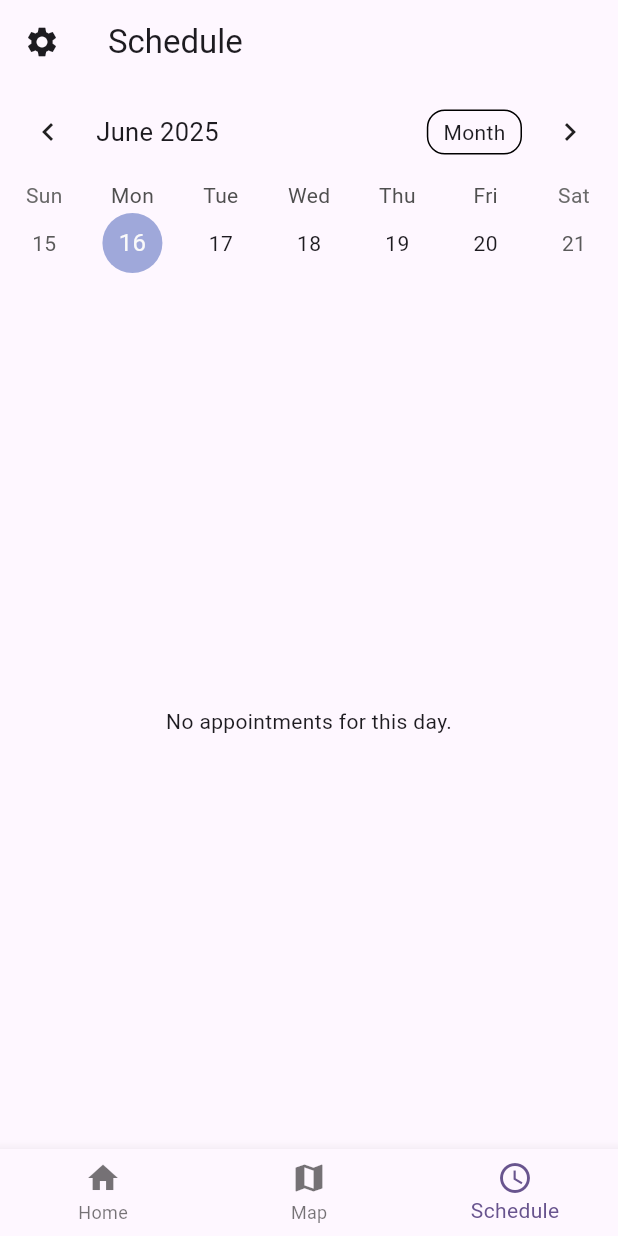
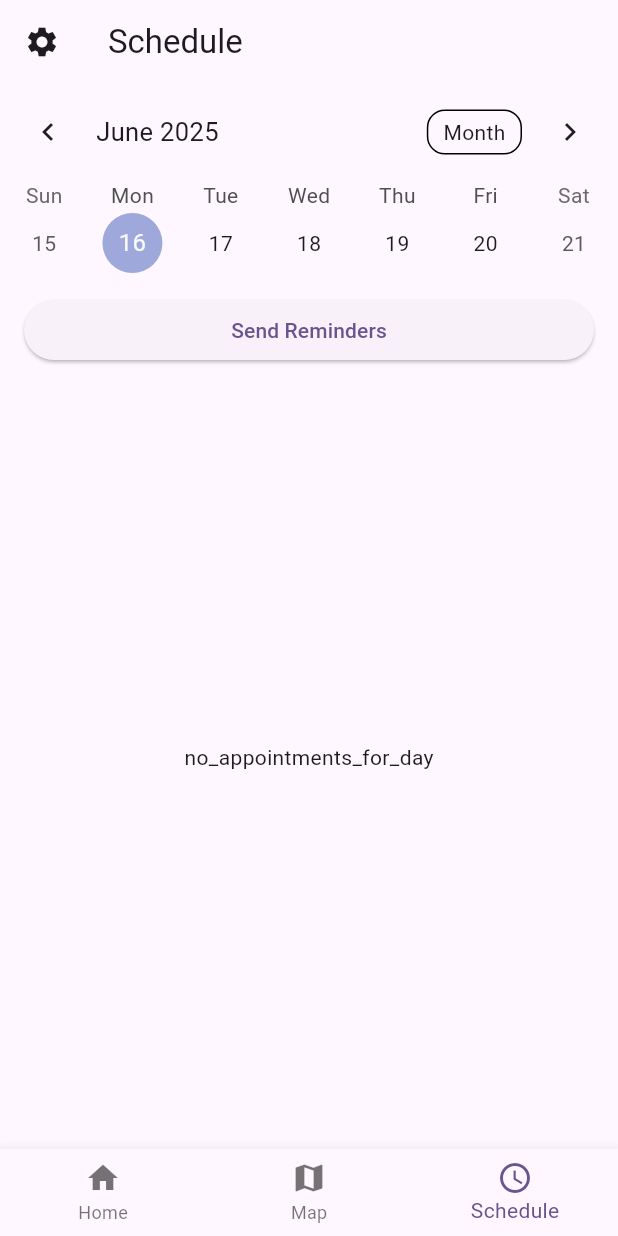
Before and after one commit to amit1339/noamapp, a Flutter app: the MyHomePage screen opened directly, item 3 of the bottom bar chosen, on a phone screen of 412 x 824 dp. Run offline on Flutter 3.47's test engine with Material 3 defaults, Android fonts, the phone set to English and light mode, and no system bars; drawn by our look-alikes of table_calendar; our stand-ins replace cloud_firestore, firebase_auth, firebase_core, google_maps_flutter; accounts and stored records are empty.

Commit message:
middle of translation

```diff
--- a/lib/main.dart
+++ b/lib/main.dart
@@ -48,7 +48,7 @@ class _MyHomePageState extends State<MyHomePage> {
     SchedulePage(),
   ];
 
-  final List<String> _titles = ['Home', 'Map', 'Schedule'];
+  final List<String> _titles = [Translations.text('home'), Translations.text('map'), Translations.text('schedule')];
 
   void _onItemTapped(int index) {
     setState(() {
--- a/lib/schedule_page.dart
+++ b/lib/schedule_page.dart
@@ -3,6 +3,7 @@ import 'package:cloud_firestore/cloud_firestore.dart';
 import 'package:table_calendar/table_calendar.dart';
 import 'customer.dart';
 import 'customer_dialog.dart';
+import 'translations.dart'; // Add this import
 
 class SchedulePage extends StatefulWidget {
   const SchedulePage({super.key});
@@ -49,6 +50,33 @@ class _SchedulePageState extends State<SchedulePage> {
     return _appointments[date] ?? [];
   }
 
+  void _sendRemindersForDay(BuildContext context) {
+    final appointments = _getAppointmentsForDay(_selectedDay ?? _focusedDay);
+    if (appointments.isEmpty) {
+      ScaffoldMessenger.of(context).showSnackBar(
+        SnackBar(content: Text(Translations.text('no_appointments_to_remind'))),
+      );
+      return;
+    }
+    for (var customer in appointments) {
+      final date = customer.appointmentDate != null
+          ? '${customer.appointmentDate!.day}/${customer.appointmentDate!.month}/${customer.appointmentDate!.year}'
+          : '';
+      final List<String> services = [];
+      if (customer.sofa) services.add(Translations.text('sofa'));
+      if (customer.car) services.add(Translations.text('car'));
+      if (customer.airConditioner) services.add(Translations.text('air_condi'));
+      final message =
+          '${Translations.text('reminder_message')} $date. ${Translations.text('services_included')}: ${services.join(', ')}.';
+
+      // Here you would integrate with your messaging/SMS API.
+      // For demonstration, we'll just show a snackbar.
+      ScaffoldMessenger.of(context).showSnackBar(
+        SnackBar(content: Text('${Translations.text('sent_to')} ${customer.name}: $message')),
+      );
+    }
+  }
+
   @override
   Widget build(BuildContext context) {
     return Column(
@@ -83,12 +111,22 @@ class _SchedulePageState extends State<SchedulePage> {
           ),
         ),
         const SizedBox(height: 8),
+        Padding(
+          padding: const EdgeInsets.symmetric(horizontal: 16.0),
+          child: SizedBox(
+            width: double.infinity,
+            child: ElevatedButton(
+              onPressed: () => _sendRemindersForDay(context),
+              child: Text(Translations.text('send_reminders')),
+            ),
+          ),
+        ),
         Expanded(
           child: Builder(
             builder: (context) {
               final appointments = _getAppointmentsForDay(_selectedDay ?? _focusedDay);
               if (appointments.isEmpty) {
-                return const Center(child: Text('No appointments for this day.'));
+                return Center(child: Text(Translations.text('no_appointments_for_day')));
               }
               // Sort appointments by time
               appointments.sort((a, b) {
@@ -127,7 +165,7 @@ class _SchedulePageState extends State<SchedulePage> {
                       child: ListTile(
                         title: Text(customer.name),
                         subtitle: Text(
-                          'Time: ${customer.appointmentDate != null ? TimeOfDay.fromDateTime(customer.appointmentDate!).format(context) : ''}',
+                          '${Translations.text('time')}: ${customer.appointmentDate != null ? TimeOfDay.fromDateTime(customer.appointmentDate!).format(context) : ''}',
                         ),
                         onTap: () {
                           showDialog(
--- a/lib/translations.dart
+++ b/lib/translations.dart
@@ -24,7 +24,13 @@ class Translations {
       'save': 'Save',
       'month': 'Month',
       'week': 'Week',
-      // Add more keys as needed
+      'send_reminders': 'Send Reminders',
+      'reminder_message': 'This is a reminder for your appointment on',
+      'services_included': 'Services included',
+      'sent_to': 'Sent to',
+      'date': 'Date',
+      'services': 'Services',
+      'Select_Appointment_Date&Time': 'Select Appointment Date & Time',
     },
     'he': {
       'settings': 'הגדרות',
@@ -48,7 +54,13 @@ class Translations {
       'save': 'שמור',
       'month': 'חודש',
       'week': 'שבוע',
-      // Add more keys as needed
+      'send_reminders': 'שלח תזכורות',
+      'reminder_message': 'זוהי תזכורת לתור שלך בתאריך',
+      'services_included': 'השירותים הכלולים',
+      'sent_to': 'נשלח אל',
+      'date': 'תאריך',
+      'services': 'שירותים',
+      'Select_Appointment_Date&Time': 'בחר תאריך ושעת פגישה',
     },
   };
 
```
Also changed, not shown: lib/home_page.dart (+11 -11 lines).
